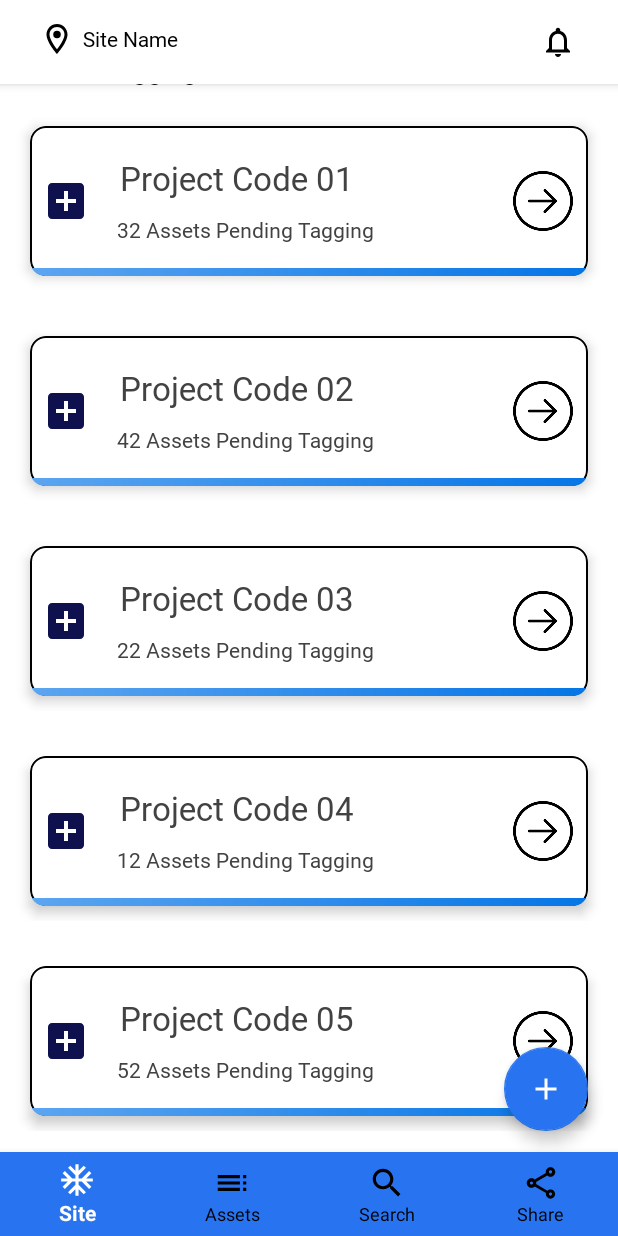
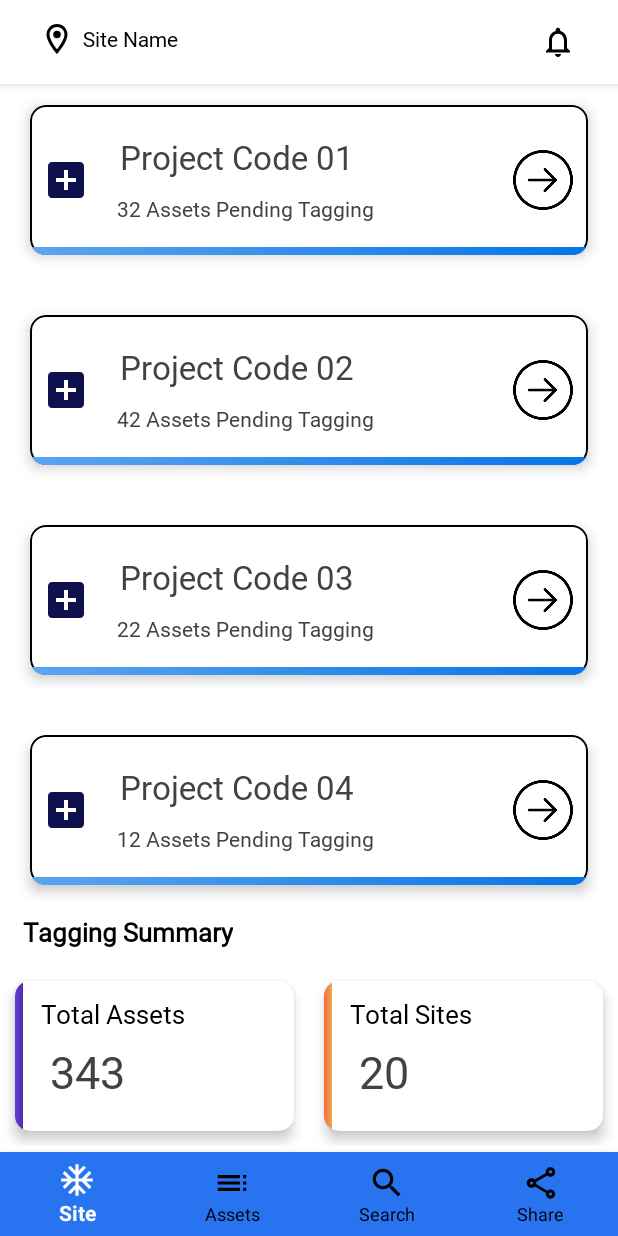
Before and after one commit to gopaljain1st/QRCode, an Android app: the SiteActivity screen opened directly, with no data from a screen before it, on a phone screen of 412 x 824 dp. Run offline under Robolectric (Android 15) with nearby library versions, the phone set to English and light mode, and no system bars.

Commit message:
Work Updated

```diff
--- a/app/src/main/java/com/example/cangoproject/DatabaseHelper.java
+++ b/app/src/main/java/com/example/cangoproject/DatabaseHelper.java
@@ -13,8 +13,9 @@ public class DatabaseHelper extends SQLiteOpenHelper
     @Override
     public void onCreate(SQLiteDatabase sqLiteDatabase)
     {
-          String sql="create table product(id integer primary key AUTOINCREMENT,item_id varchar(100),n_name varchar(100),barcode_id varchar(100),product varchar(100),product_type varchar(100),asset_state varchar(100),vendor varchar(100) , asset_type varchar(100),asset_category varchar(100), assogutation_gate varchar(100) , expiry_date varchar(100),serior_no varchar(100), region varchar(100), site varchar(100), location varchar(100) , department varchar(100), managed_by varchar(100))";
-          sqLiteDatabase.execSQL(sql);
+         // String sql="create table product(id integer primary key AUTOINCREMENT,item_id varchar(100),n_name varchar(100),barcode_id varchar(100),product varchar(100),product_type varchar(100),asset_state varchar(100),vendor varchar(100) , asset_type varchar(100),asset_category varchar(100), assogutation_gate varchar(100) , expiry_date varchar(100),serior_no varchar(100), region varchar(100), site varchar(100), location varchar(100) , department varchar(100), managed_by varchar(100))";
+            String sql="create table product(id integer primary key AUTOINCREMENT,transaction_id varchar(100),serial_no varchar(100),quantity varchar(100),asset_id varchar(100),tower_id varchar(100),radio_unit_id varchar(100),cabinet_id varchar(100) , radio_unit_band varchar(100),radio_unit_placement varchar(100), radio_unit_type varchar(100) , status varchar(100),acceptance_date varchar(100), integration_date varchar(100), project_code varchar(100), asset_type varchar(100) ,domain varchar(100), radio_assets varchar(100),image BLOB)";
+            sqLiteDatabase.execSQL(sql);
     }
 
     @Override
--- a/app/src/main/java/com/example/cangoproject/DomainActivity.java
+++ b/app/src/main/java/com/example/cangoproject/DomainActivity.java
@@ -14,14 +14,18 @@ import com.example.cangoproject.models.Domian;
 import com.example.cangoproject.models.SiteType;
 
 import java.util.ArrayList;
+import java.util.HashMap;
 
 public class DomainActivity extends AppCompatActivity {
     RecyclerView recyclerView;
     ArrayList<Domian> al;
+    HashMap<String,String>hm;
     @Override
     protected void onCreate(Bundle savedInstanceState) {
         super.onCreate(savedInstanceState);
         setContentView(R.layout.activity_domain);
+        hm=new HashMap<>();
+        hm=(HashMap<String, String>) getIntent().getSerializableExtra("hm");
         ImageView back=findViewById(R.id.back);
         back.setOnClickListener(new View.OnClickListener() {
             @Override
@@ -39,7 +43,7 @@ public class DomainActivity extends AppCompatActivity {
         al.add(new Domian("TRM","TRM ID : 28","52"));
         al.add(new Domian("FTTH","FTTH ID : 30","82"));
         recyclerView.setHasFixedSize(true);
-        recyclerView.setAdapter(new DomainAdapter(this,al));
+        recyclerView.setAdapter(new DomainAdapter(this,al,hm));
 
     }
 }
--- a/app/src/main/java/com/example/cangoproject/RadioAsset.java
+++ b/app/src/main/java/com/example/cangoproject/RadioAsset.java
@@ -14,14 +14,17 @@ import com.example.cangoproject.models.Domian;
 import com.example.cangoproject.models.Radio;
 
 import java.util.ArrayList;
+import java.util.HashMap;
 
 public class RadioAsset extends AppCompatActivity {
     RecyclerView recyclerView;
     ArrayList<Radio> al;
+    HashMap<String,String>hm;
     @Override
     protected void onCreate(Bundle savedInstanceState) {
         super.onCreate(savedInstanceState);
         setContentView(R.layout.activity_radio_asset);
+        hm=(HashMap<String, String>) getIntent().getSerializableExtra("Hm");
         recyclerView=findViewById(R.id.rv);
         al=new ArrayList<>();
         ImageView back=findViewById(R.id.back);
@@ -38,7 +41,7 @@ public class RadioAsset extends AppCompatActivity {
         al.add(new Radio("BB Cabinet","NE ID : 259786","1.0"));
 
         recyclerView.setHasFixedSize(true);
-        recyclerView.setAdapter(new RadioAdapter(this,al));
+        recyclerView.setAdapter(new RadioAdapter(this,al,hm));
 
 
     }
--- a/app/src/main/java/com/example/cangoproject/SiteActivity.java
+++ b/app/src/main/java/com/example/cangoproject/SiteActivity.java
@@ -51,13 +51,16 @@ public class SiteActivity extends AppCompatActivity
                 requestPermissions(new String[] {Manifest.permission.CAMERA}, 1);
             }
         }
-        addAssert = findViewById(R.id.addAsset);
+      /*
+      *
+      *   addAssert = findViewById(R.id.addAsset);
         addAssert.setOnClickListener(new View.OnClickListener() {
             @Override
             public void onClick(View v) {
                 startActivity(new Intent(SiteActivity.this, TestFlashLight.class));
             }
         });
+        * */
 
         rv=findViewById(R.id.rv);
         rv.setLayoutManager(new LinearLayoutManager(this));
--- a/app/src/main/java/com/example/cangoproject/adapters/SiteProjectAdapter.java
+++ b/app/src/main/java/com/example/cangoproject/adapters/SiteProjectAdapter.java
@@ -17,15 +17,19 @@ import com.example.cangoproject.R;
 import com.example.cangoproject.models.SiteProjects;
 
 import java.util.ArrayList;
+import java.util.HashMap;
+import java.util.Map;
 
 public class SiteProjectAdapter extends RecyclerView.Adapter<SiteProjectAdapter.SiteProjectAdapterViewHolder>
 {
     Context context;
     ArrayList<SiteProjects>al;
+    HashMap<String,String> hm;
 
     public SiteProjectAdapter(Context context, ArrayList<SiteProjects> al) {
         this.context = context;
         this.al = al;
+        hm=new HashMap<>();
     }
 
     @NonNull
@@ -43,8 +47,11 @@ public class SiteProjectAdapter extends RecyclerView.Adapter<SiteProjectAdapter.
 
       holder.setItemClickListner(new ItemClickListner() {
           @Override
-          public void onItemClickListner(View v, int position) {
+          public void onItemClickListner(View v, int position)
+          {
               Intent intent=new Intent(context, AssetTypeActivity.class);
+              hm.put("projectCode",al.get(position).getCode());
+              intent.putExtra("hm",hm);
               context.startActivity(intent);
           }
       });
--- a/app/src/main/res/layout/radio_card.xml
+++ b/app/src/main/res/layout/radio_card.xml
@@ -10,7 +10,7 @@
         android:layout_margin="10dp"
         android:layout_weight="1"
         android:clickable="true"
-        android:id="@+id/card_site"
+        android:id="@+id/card"
         android:padding="10dp"
         app:cardBackgroundColor="#FFFFFF"
         app:cardCornerRadius="10dp"
--- a/app/src/main/res/layout/site_activity.xml
+++ b/app/src/main/res/layout/site_activity.xml
@@ -6,117 +6,12 @@
     android:background="@color/white"
     xmlns:app="http://schemas.android.com/apk/res-auto"
     >
-    <com.google.android.material.floatingactionbutton.FloatingActionButton
-        android:layout_width="wrap_content"
-        android:layout_height="wrap_content"
-        android:layout_gravity="end|bottom"
-        android:layout_marginBottom="70dp"
-        android:layout_marginRight="20dp"
-        android:id="@+id/addAsset"
-        android:tint="@color/white"
-        android:src="@drawable/ic_add_black_24dp"
-        android:background="@color/colorPrimaryDark"
-        />
-    <com.google.android.material.appbar.AppBarLayout
-        android:layout_width="match_parent"
-        android:layout_height="wrap_content"
-        android:background="@color/white"
-        android:theme="@style/myTheme.AppBarOverlay">
-        <androidx.appcompat.widget.Toolbar
-            android:id="@+id/toolbar"
-            android:gravity="start|top"
-            android:layout_gravity="start"
-            android:layout_width="match_parent"
-            android:layout_height="?attr/actionBarSize"
-            android:background="@color/white"
-            app:popupTheme="@style/myTheme.PopupOverlay" >
     <LinearLayout
         android:layout_width="match_parent"
-                android:layout_height="wrap_content"
-                android:orientation="horizontal"
-                android:weightSum="2"
-                >
-                <LinearLayout
-                    android:layout_width="0dp"
-                    android:layout_weight="1.7"
-                    android:layout_height="wrap_content"
         android:orientation="vertical"
-                    >
-                    <TextView
-                        android:id="@+id/siteName"
-                        android:layout_width="wrap_content"
-                        android:layout_height="40dp"
-                        android:text="Site Name"
-                        android:fontFamily="@font/bold"
-                        android:textColor="#000"
-                        android:drawableLeft="@drawable/location"
-                        android:drawableTint="#000"
-                        android:padding="10dp"
-                        android:drawablePadding="5dp"
-                        />
-                    <TextView
-                        android:id="@+id/selectedLine"
-                        android:visibility="invisible"
-                        android:layout_width="115dp"
-                        android:layout_height="1dp"
-                        android:background="#000"
-                        android:padding="10dp"
-                        />
-                </LinearLayout>
-                <ImageView
-                    android:layout_width="0dp"
-                    android:padding="10dp"
-                    android:scaleType="centerCrop"
-                    android:layout_weight="0.2"
-                    android:layout_gravity="right"
-                    android:layout_height="wrap_content"
-                    android:src="@drawable/notification"
-                    android:tint="#000"
-                    />
-            </LinearLayout>
-        </androidx.appcompat.widget.Toolbar>
-    </com.google.android.material.appbar.AppBarLayout>
-    <com.google.android.material.bottomnavigation.BottomNavigationView
-        android:layout_width="match_parent"
-        android:layout_height="wrap_content"
-        android:id="@+id/bottomNav"
+        android:layout_marginBottom="60dp"
         android:layout_gravity="bottom"
-        app:itemIconSize="25dp"
-        app:labelVisibilityMode="labeled"
-        android:fitsSystemWindows="true"
-        app:itemBackground="@color/colorAccent"
-        app:itemTextColor="@drawable/selector"
-        app:itemIconTint="@drawable/selector"
-        app:menu="@menu/main_menu"/>
-    <ScrollView
-        android:fillViewport="false"
-        android:layout_marginTop="50dp"
-        android:layout_marginBottom="60dp"
-        android:layout_width="match_parent"
-        android:layout_height="match_parent">
-        <LinearLayout
-            android:layout_width="match_parent"
-            android:layout_height="match_parent"
-            android:orientation="vertical"
-            >
-            <TextView
-                android:layout_width="wrap_content"
-                android:layout_height="wrap_content"
-                android:text="Asset Tagging"
-                android:layout_marginLeft="15dp"
-                android:padding="5dp"
-                android:layout_marginTop="10dp"
-                android:fontFamily="@font/bold"
-                android:textSize="17sp"
-                android:textColor="#000"
-                android:textStyle="bold"
-                />
-            <androidx.recyclerview.widget.RecyclerView
-                android:layout_width="match_parent"
-                android:layout_height="wrap_content"
-                android:id="@+id/rv"
-                android:layout_marginBottom="5dp"
-                />
+        android:layout_height="wrap_content">
         <TextView
             android:layout_width="wrap_content"
             android:layout_height="wrap_content"
@@ -224,5 +119,107 @@
             </androidx.cardview.widget.CardView>
         </LinearLayout>
     </LinearLayout>
+
+    <com.google.android.material.appbar.AppBarLayout
+        android:layout_width="match_parent"
+        android:layout_height="wrap_content"
+        android:background="@color/white"
+        android:theme="@style/myTheme.AppBarOverlay">
+        <androidx.appcompat.widget.Toolbar
+            android:id="@+id/toolbar"
+            android:gravity="start|top"
+            android:layout_gravity="start"
+            android:layout_width="match_parent"
+            android:layout_height="?attr/actionBarSize"
+            android:background="@color/white"
+            app:popupTheme="@style/myTheme.PopupOverlay" >
+            <LinearLayout
+                android:layout_width="match_parent"
+                android:layout_height="wrap_content"
+                android:orientation="horizontal"
+                android:weightSum="2"
+                >
+                <LinearLayout
+                    android:layout_width="0dp"
+                    android:layout_weight="1.7"
+                    android:layout_height="wrap_content"
+                    android:orientation="vertical"
+                    >
+                    <TextView
+                        android:id="@+id/siteName"
+                        android:layout_width="wrap_content"
+                        android:layout_height="40dp"
+                        android:text="Site Name"
+                        android:fontFamily="@font/bold"
+                        android:textColor="#000"
+                        android:drawableLeft="@drawable/location"
+                        android:drawableTint="#000"
+                        android:padding="10dp"
+                        android:drawablePadding="5dp"
+                        />
+                    <TextView
+                        android:id="@+id/selectedLine"
+                        android:visibility="invisible"
+                        android:layout_width="115dp"
+                        android:layout_height="1dp"
+                        android:background="#000"
+                        android:padding="10dp"
+                        />
+                </LinearLayout>
+                <ImageView
+                    android:layout_width="0dp"
+                    android:padding="10dp"
+                    android:scaleType="centerCrop"
+                    android:layout_weight="0.2"
+                    android:layout_gravity="right"
+                    android:layout_height="wrap_content"
+                    android:src="@drawable/notification"
+                    android:tint="#000"
+                    />
+            </LinearLayout>
+        </androidx.appcompat.widget.Toolbar>
+    </com.google.android.material.appbar.AppBarLayout>
+    <com.google.android.material.bottomnavigation.BottomNavigationView
+        android:layout_width="match_parent"
+        android:layout_height="wrap_content"
+        android:id="@+id/bottomNav"
+        android:layout_gravity="bottom"
+        app:itemIconSize="25dp"
+        app:labelVisibilityMode="labeled"
+        android:fitsSystemWindows="true"
+        app:itemBackground="@color/colorAccent"
+        app:itemTextColor="@drawable/selector"
+        app:itemIconTint="@drawable/selector"
+        app:menu="@menu/main_menu"/>
+    <ScrollView
+        android:fillViewport="false"
+        android:layout_marginTop="50dp"
+        android:layout_marginBottom="220dp"
+        android:layout_width="match_parent"
+        android:layout_height="match_parent">
+        <LinearLayout
+            android:layout_width="match_parent"
+            android:layout_height="match_parent"
+            android:orientation="vertical"
+            >
+            <TextView
+                android:layout_width="wrap_content"
+                android:layout_height="wrap_content"
+                android:text="Asset Tagging"
+                android:layout_marginLeft="15dp"
+                android:padding="5dp"
+                android:layout_marginTop="10dp"
+                android:fontFamily="@font/bold"
+                android:textSize="17sp"
+                android:textColor="#000"
+                android:textStyle="bold"
+                />
+            <androidx.recyclerview.widget.RecyclerView
+                android:layout_width="match_parent"
+                android:layout_height="wrap_content"
+                android:id="@+id/rv"
+                android:layout_marginBottom="5dp"
+                />
+        </LinearLayout>
     </ScrollView>
 </androidx.coordinatorlayout.widget.CoordinatorLayout>
```
Also changed, not shown: app/src/main/AndroidManifest.xml (+4 -8 lines), app/src/main/java/com/example/cangoproject/AssetTypeActivity.java (+7 -4 lines), app/src/main/java/com/example/cangoproject/OutBox.java (added, +14 -0 lines), app/src/main/java/com/example/cangoproject/SearchWithAssetList.java (added, +78 -0 lines), app/src/main/java/com/example/cangoproject/TestFlashLight.java (+5 -6 lines), app/src/main/java/com/example/cangoproject/adapters/DomainAdapter.java (+9 -4 lines), app/src/main/java/com/example/cangoproject/adapters/RadioAdapter.java (+16 -1 lines), app/src/main/java/com/example/cangoproject/adapters/SiteTypeAdapter.java (+7 -3 lines). Lines whose indentation alone changed are shown as unchanged.
